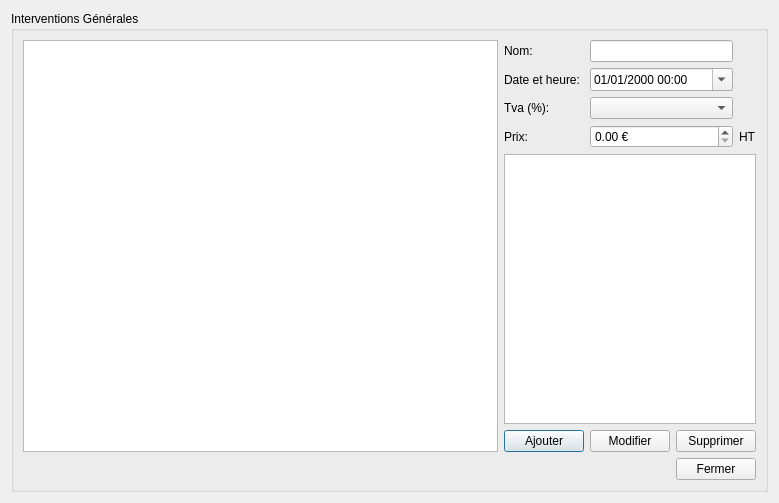
cfdev/mcercle, file src/dialogservicesedit.ui: the form before one commit.
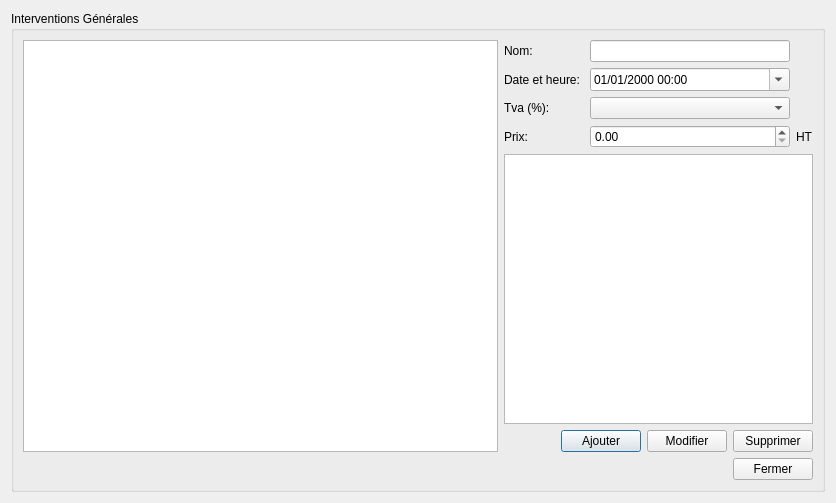
The form after the commit. Icons and pictures are not drawn.

```diff
--- a/src/dialogservicesedit.ui
+++ b/src/dialogservicesedit.ui
@@ -6,7 +6,7 @@
    <rect>
     <x>0</x>
     <y>0</y>
-    <width>757</width>
+    <width>836</width>
     <height>503</height>
    </rect>
   </property>
@@ -98,7 +98,7 @@
             <item row="3" column="1">
              <widget class="QDoubleSpinBox" name="doubleSpinBox">
               <property name="suffix">
-               <string> €</string>
+               <string/>
               </property>
               <property name="maximum">
                <double>999999.000000000000000</double>
```
